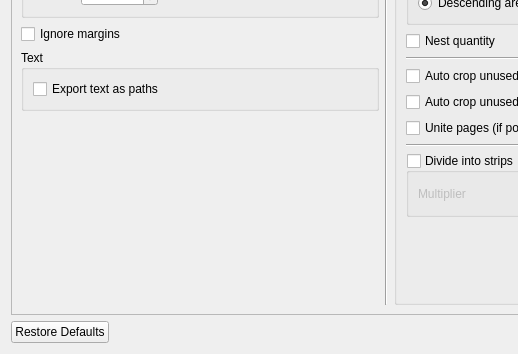
Above: src/app/valentina/dialogs/dialoglayoutsettings.ui from dismine/valentina before the change; both pictures show x 0 to 518 and y 347 to 701 of the 772 by 701 pixel window. Below: the same form after it.
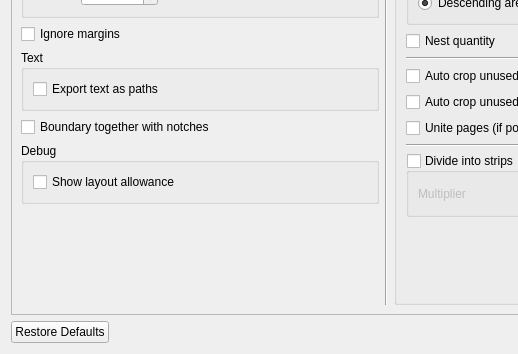
That is the form after the change. Icons and pictures are not drawn.

Commit message: New feature. Boundary together with notches.

What changed in the file:
```diff
--- a/src/app/valentina/dialogs/dialoglayoutsettings.ui
+++ b/src/app/valentina/dialogs/dialoglayoutsettings.ui
@@ -340,6 +340,29 @@
            </layout>
           </widget>
          </item>
+         <item>
+          <widget class="QCheckBox" name="checkBoxTogetherWithNotches">
+           <property name="text">
+            <string>Boundary together with notches</string>
+           </property>
+          </widget>
+         </item>
+         <item>
+          <widget class="QGroupBox" name="groupBox">
+           <property name="title">
+            <string>Debug</string>
+           </property>
+           <layout class="QVBoxLayout" name="verticalLayout_7">
+            <item>
+             <widget class="QCheckBox" name="checkBoxShowLayoutAllowance">
+              <property name="text">
+               <string>Show layout allowance</string>
+              </property>
+             </widget>
+            </item>
+           </layout>
+          </widget>
+         </item>
          <item>
           <spacer name="verticalSpacer">
            <property name="orientation">
```
The commit also changes 71 other files.
